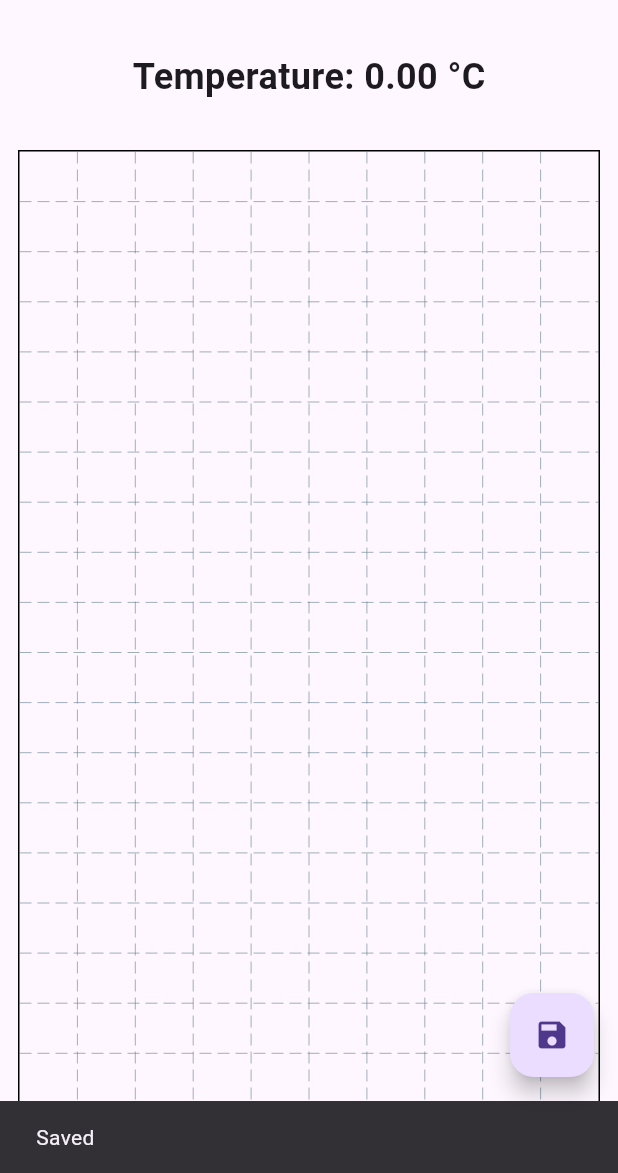
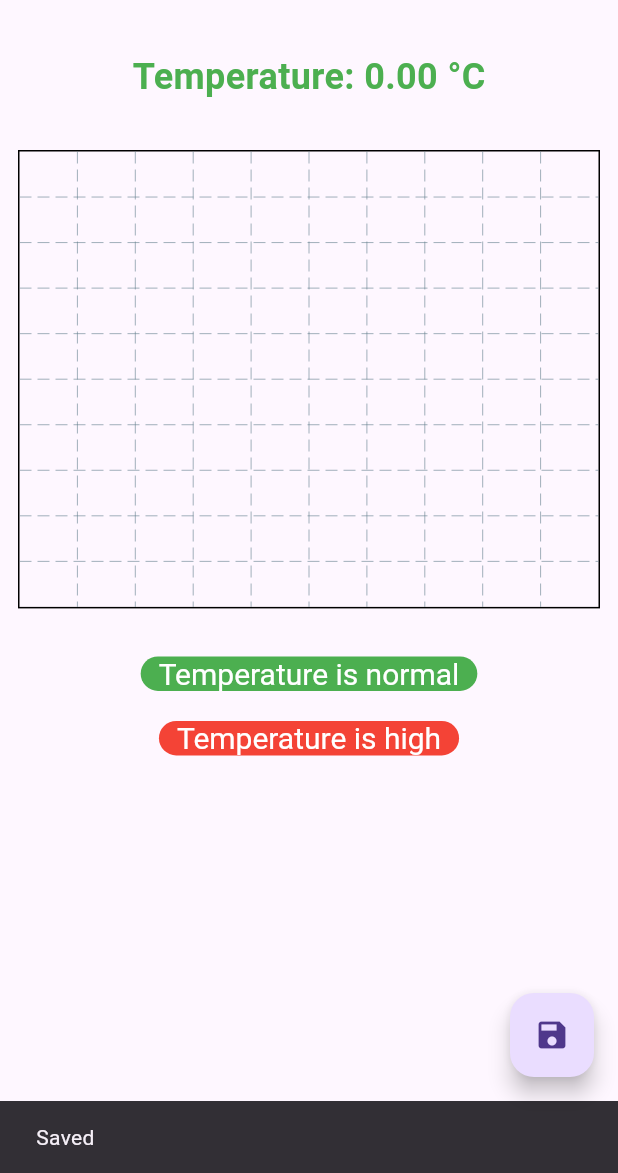
Before and after one commit to DusanPeric44/iot-projekat-app-i-serv, a Flutter app: the HealthScreen screen opened directly, after a tap on the "save" icon, on a phone screen of 412 x 824 dp, the part 63-1236 px from its top. Run offline on Flutter 3.47's test engine with Material 3 defaults, Android fonts, the phone set to English and light mode, and no system bars; drawn by our look-alikes of fl_chart; our stand-ins replace flutter_dotenv, shared_preferences, sqflite; accounts and stored records are empty; statements that could not run were skipped.

Commit message:
added env and color for temperature

```diff
--- a/ecg_temp_reader/lib/main.dart
+++ b/ecg_temp_reader/lib/main.dart
@@ -1,6 +1,7 @@
 import 'dart:convert';
 import 'package:fl_chart/fl_chart.dart';
 import 'package:flutter/material.dart';
+import 'package:flutter_dotenv/flutter_dotenv.dart';
 import 'package:provider/provider.dart';
 import 'package:web_socket_channel/io.dart';
 
@@ -12,7 +13,8 @@ import 'features/auth/login_screen.dart';
 import 'features/scans/scan_provider.dart';
 import 'ui/widgets/app_drawer.dart';
 
-void main() {
+Future main() async {
+  await dotenv.load(fileName: ".env");
   runApp(AppRoot());
 }
 
@@ -80,7 +82,7 @@ class HealthScreen extends StatefulWidget {
 }
 
 class HealthScreenState extends State<HealthScreen> {
-  final channel = IOWebSocketChannel.connect("ws://10.15.225.187:8080");
+  late IOWebSocketChannel channel;
   List<FlSpot> ecg = [];
   int index = 0;
   double temp = 0;
@@ -88,19 +90,23 @@ class HealthScreenState extends State<HealthScreen> {
   @override
   void initState() {
     super.initState();
+    channel = IOWebSocketChannel.connect(dotenv.env['WEBSOCKET_URL']!);
     channel.stream.listen((msg) {
-      final data = jsonDecode(msg);
-      final ecgVal = (data["ecg"] ?? 0).toDouble();
-      final tempVal = (data["temp"] ?? 0).toDouble();
+      try {
+        final decoded = jsonDecode(msg);
+        if (decoded is! Map<String, dynamic>) return;
+        final ecgVal = (decoded["ecg"] ?? 0).toDouble();
+        final tempVal = (decoded["temp"] ?? 0).toDouble();
         setState(() {
           temp = tempVal;
           double scaled = ecgVal / 4095 * 100;
           ecg.add(FlSpot(index.toDouble(), scaled));
           index++;
-        if (ecg.length > 200) {
+          if (ecg.length > 12) {
             ecg.removeAt(0);
           }
         });
+      } catch (_) {}
     });
   }
 
@@ -144,10 +150,15 @@ class HealthScreenState extends State<HealthScreen> {
           const SizedBox(height: 20),
           Text(
             "Temperature: ${temp.toStringAsFixed(2)} °C",
-            style: const TextStyle(fontSize: 24, fontWeight: FontWeight.bold),
+            style: TextStyle(
+              fontSize: 24,
+              fontWeight: FontWeight.bold,
+              color: temp > 37 ? Colors.red : Colors.green,
+            ),
           ),
           const SizedBox(height: 20),
-          Expanded(
+          SizedBox(
+            height: MediaQuery.of(context).size.height * 0.4,
             child: Padding(
               padding: const EdgeInsets.all(12.0),
               child: LineChart(
@@ -172,6 +183,20 @@ class HealthScreenState extends State<HealthScreen> {
               ),
             ),
           ),
+          const SizedBox(height: 20),
+          Badge(
+            backgroundColor: Colors.green,
+            padding: EdgeInsets.symmetric(horizontal: 12),
+            textStyle: TextStyle(fontSize: 20),
+            label: Text("Temperature is normal"),
+          ),
+          const SizedBox(height: 20),
+          Badge(
+            backgroundColor: Colors.red,
+            padding: EdgeInsets.symmetric(horizontal: 12),
+            textStyle: TextStyle(fontSize: 20),
+            label: Text("Temperature is high"),
+          ),
         ],
       ),
     );
--- a/ecg_temp_reader/pubspec.yaml
+++ b/ecg_temp_reader/pubspec.yaml
@@ -42,6 +42,7 @@ dependencies:
   provider: ^6.1.2
   shared_preferences: ^2.3.2
   crypto: ^3.0.6
+  flutter_dotenv: ^6.0.0
 
 dev_dependencies:
   flutter_test:
@@ -66,9 +67,8 @@ flutter:
   uses-material-design: true
 
   # To add assets to your application, add an assets section, like this:
-  # assets:
-  #   - images/a_dot_burr.jpeg
-  #   - images/a_dot_ham.jpeg
+  assets:
+    - .env
 
   # An image asset can refer to one or more resolution-specific "variants", see
   # https://flutter.dev/to/resolution-aware-images
```
Also changed, not shown: ecg_temp_reader/pubspec.lock, 1 other file. Lines whose indentation alone changed are shown as unchanged.
